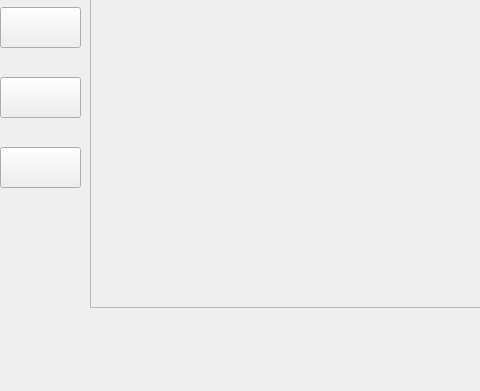
First picture: the form in src/views/DethermInspection.ui, repository Jjat00/Deptherm-Inspection, before the edit; both pictures show x 0 to 480 and y 373 to 764 of the 1338 by 764 pixel window.
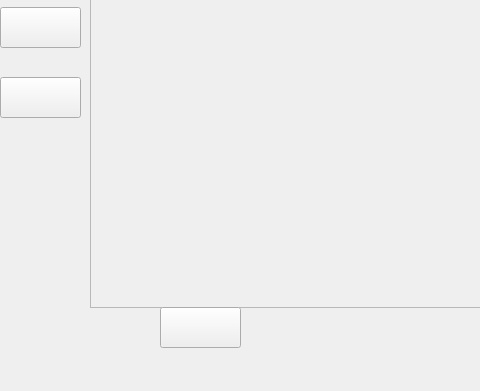
Second picture: the form after the edit.

```diff
--- a/src/views/DethermInspection.ui
+++ b/src/views/DethermInspection.ui
@@ -145,8 +145,8 @@
    <widget class="QPushButton" name="buttonInspectionAnalyzer">
     <property name="geometry">
      <rect>
-      <x>0</x>
-      <y>450</y>
+      <x>160</x>
+      <y>680</y>
       <width>81</width>
       <height>41</height>
      </rect>
@@ -159,7 +159,7 @@
     <property name="geometry">
      <rect>
       <x>0</x>
-      <y>520</y>
+      <y>450</y>
       <width>81</width>
       <height>41</height>
      </rect>
```
